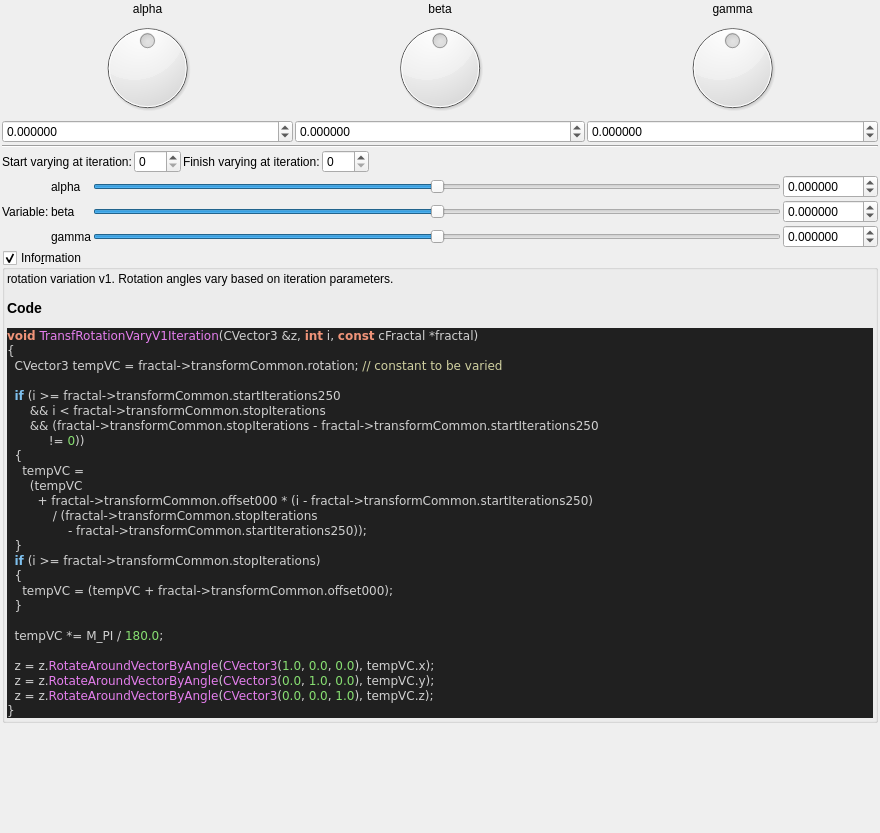
The window that mandelbulber2/qt_data/fractal_transf_rotation_vary_v1.ui (buddhi1980/mandelbulber2) describes before a commit, drawn with Qt 5.
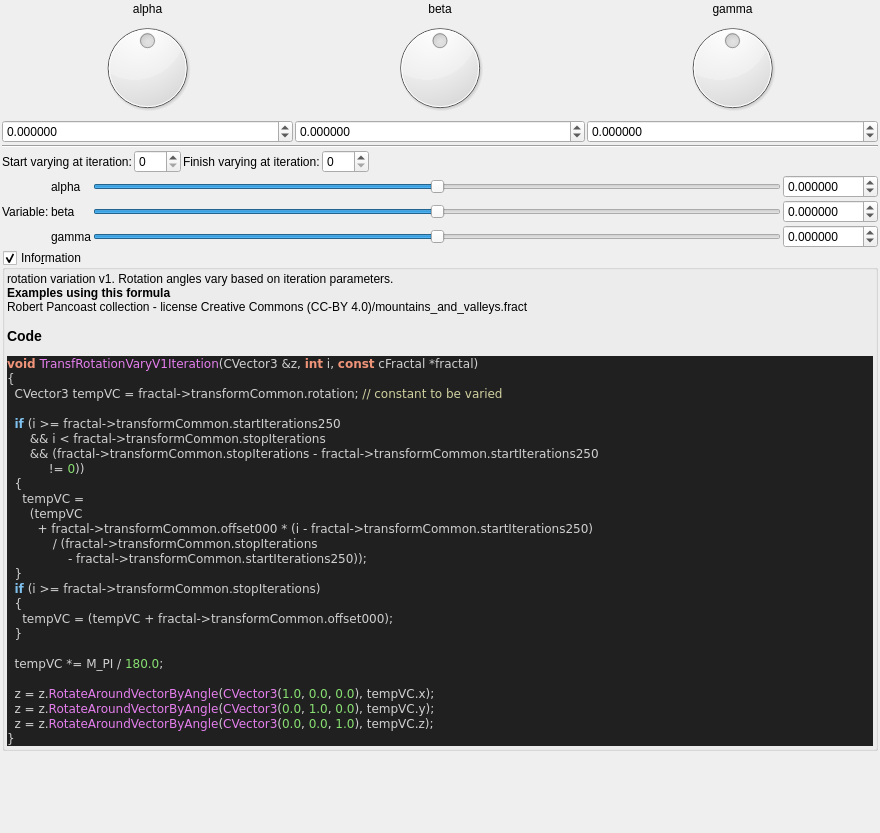
The same window after the commit. Custom widgets are drawn as their Qt base class.

Commit message: populateUiInformation - mostly example usage to ui files

```diff
--- a/mandelbulber2/qt_data/fractal_transf_rotation_vary_v1.ui
+++ b/mandelbulber2/qt_data/fractal_transf_rotation_vary_v1.ui
@@ -470,7 +470,7 @@
         <property name="text">
          <string notr="true">&lt;p&gt;rotation variation v1. Rotation angles vary based on iteration parameters.&lt;/p&gt;&lt;table&gt;
 &lt;/table&gt;
-&lt;h3&gt;Code&lt;/h3&gt;
+&lt;br&gt;&lt;b&gt;Examples using this formula&lt;/b&gt;&lt;br&gt;Robert Pancoast collection - license Creative Commons (CC-BY 4.0)/mountains_and_valleys.fract&lt;h3&gt;Code&lt;/h3&gt;
 &lt;body style=&quot;background-color:#202020&quot;&gt;
 &lt;pre style=&quot;color:#d0d0d0; background-color:#202020;  font-family:'Courier New',monospace;&quot;&gt;&lt;span style=&quot;color:#f09479; font-weight:bold&quot;&gt;void&lt;/span&gt; &lt;span style=&quot;color:#e47eed&quot;&gt;TransfRotationVaryV1Iteration&lt;/span&gt;&lt;span style=&quot;color:#d0d0d0&quot;&gt;(&lt;/span&gt;CVector3 &lt;span style=&quot;color:#d0d0d0&quot;&gt;&amp;amp;&lt;/span&gt;z&lt;span style=&quot;color:#d0d0d0&quot;&gt;,&lt;/span&gt; &lt;span style=&quot;color:#f09479; font-weight:bold&quot;&gt;int&lt;/span&gt; i&lt;span style=&quot;color:#d0d0d0&quot;&gt;,&lt;/span&gt; &lt;span style=&quot;color:#f09479; font-weight:bold&quot;&gt;const&lt;/span&gt; cFractal &lt;span style=&quot;color:#d0d0d0&quot;&gt;*&lt;/span&gt;fractal&lt;span style=&quot;color:#d0d0d0&quot;&gt;)&lt;/span&gt;
 &lt;span style=&quot;color:#d0d0d0&quot;&gt;{&lt;/span&gt;
```
The commit also changes 57 other files.
